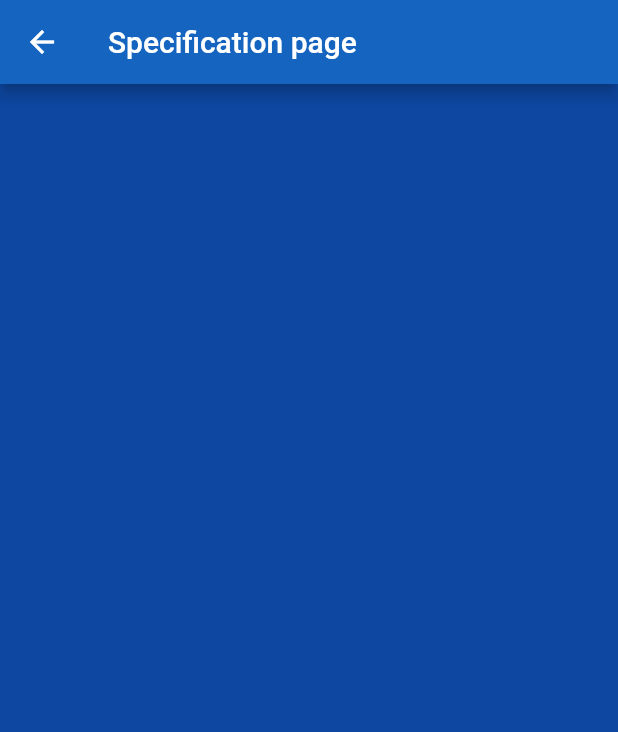
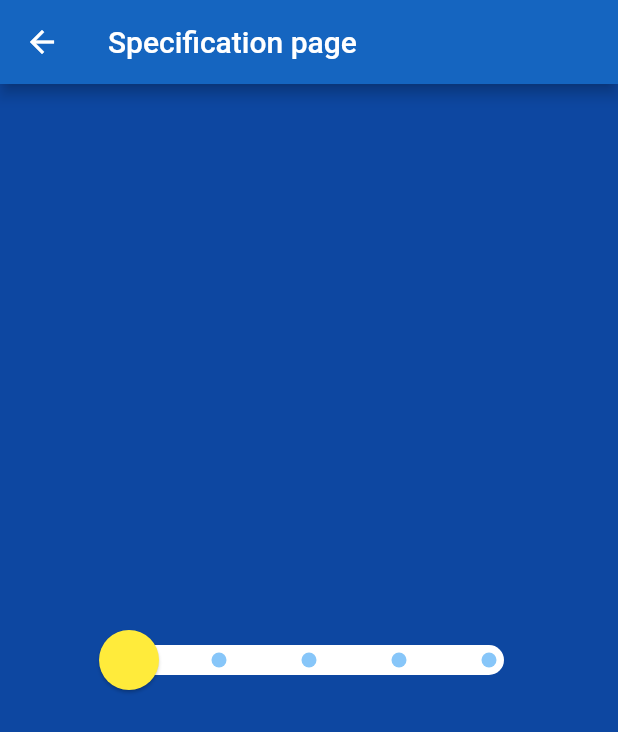
Before and after one commit to lilag-dawg/OSS_APP, a Flutter app: the SpecificationScreen screen opened directly, on a phone screen of 412 x 824 dp. Shown: the top 732 px of the screen. Run offline on Flutter 3.47's test engine with Material 2 defaults, Android fonts, the phone set to English and light mode, and no system bars.

Commit message:
OSS-153: Slider with slider theme + stateful

```diff
--- a/lib/screens/specification_screen.dart
+++ b/lib/screens/specification_screen.dart
@@ -1,6 +1,8 @@
 import 'package:flutter/material.dart';
 
 import '../constants.dart' as Constants;
+
+import '../widgets/slider.dart';
 
 class SpecificationScreen extends StatelessWidget {
   @override
@@ -11,7 +13,9 @@ class SpecificationScreen extends StatelessWidget {
         backgroundColor: Color(Constants.blueButtonColor),
         title: Text("Specification page")
       ),
-
+      body: Center(
+        child: SlideBar()
+      ),
     );
   }
 }
--- a/lib/widgets/slider.dart
+++ b/lib/widgets/slider.dart
@@ -0,0 +1,48 @@
+import 'package:flutter/material.dart';
+
+import '../constants.dart' as Constants;
+
+class SlideBar extends StatefulWidget {
+
+  @override
+  State<StatefulWidget> createState() {
+    // TODO: implement createState
+    return SlideBarState();
+  }
+}
+
+class SlideBarState extends State<SlideBar> {
+
+  double values = 0;
+
+  @override
+  Widget build(BuildContext context) {
+    return Container(
+      width: 300,
+      height: 150,
+      child: SliderTheme(
+        data: SliderTheme.of(context).copyWith(
+          activeTrackColor: Color(Constants.blueButtonColor),
+          inactiveTrackColor: Colors.white,
+          trackHeight: 20.0,
+          thumbColor: Colors.yellow,
+          thumbShape: RoundSliderThumbShape(enabledThumbRadius: 20.0),
+          overlayColor: Colors.purple.withAlpha(32),
+          overlayShape: RoundSliderOverlayShape(overlayRadius: 20.0),
+        ),
+        child: Slider(
+          min: 0,
+          max: 4,
+          value: values,
+          onChanged: (newValues) {
+            setState(() {
+              values = newValues;
+            });
+          },
+          divisions: 4,
+          label: "$values",
+        ),
+      )
+    );
+  }
+}
```
